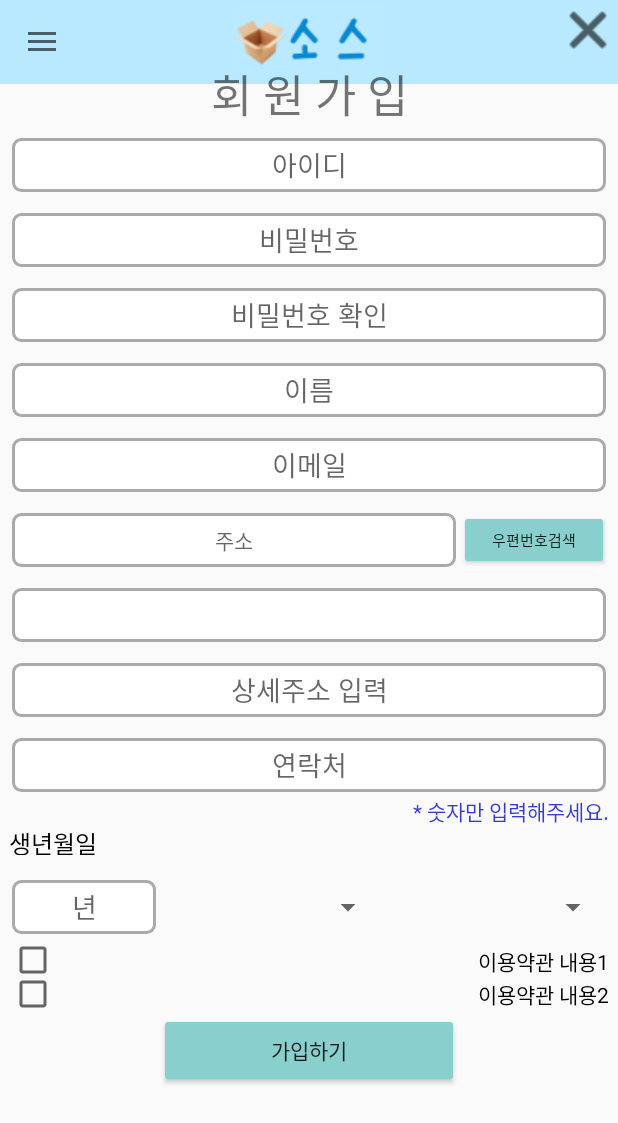
After one commit to Dongil-Chang/bTeam, an Android app: the fragment Frag_Login placed in its activity, on a phone screen of 412 x 824 dp. The commit adds this screen. Shown: the top 1123 px of the screen. Run offline under Robolectric (Android 15) with nearby library versions, the phone set to English and light mode, and no system bars.

Commit message:
메인 액티비티 수정하였습니다.

```diff
--- /dev/null
+++ b/app/src/main/java/com/example/myssproject02/Frag_Login.java
@@ -0,0 +1,20 @@
+package com.example.myssproject02;
+
+import android.os.Bundle;
+import android.view.LayoutInflater;
+import android.view.View;
+import android.view.ViewGroup;
+
+import androidx.annotation.NonNull;
+import androidx.annotation.Nullable;
+import androidx.fragment.app.Fragment;
+
+public class Frag_Login extends Fragment {
+    @Nullable
+    @Override
+    public View onCreateView(@NonNull LayoutInflater inflater, @Nullable ViewGroup container, @Nullable Bundle savedInstanceState) {
+
+        ViewGroup rootView =  (ViewGroup) inflater.inflate(R.layout.frag_login, container, false);
+        return rootView;
+    } // onCreateView
+} // class
--- a/app/src/main/java/com/example/myssproject02/MainActivity.java
+++ b/app/src/main/java/com/example/myssproject02/MainActivity.java
@@ -33,16 +33,16 @@ import java.time.Instant;
 
 public class MainActivity extends AppCompatActivity
         implements NavigationView.OnNavigationItemSelectedListener {
-
-
     Button btn_login , btn_sign;
+    Toolbar toolbar;
+    Frag_Login fragLogin;
 
     @Override
     protected void onCreate(Bundle savedInstanceState) {
         super.onCreate(savedInstanceState);
         setContentView(R.layout.activity_main);
 
-        Toolbar toolbar;
+
 
         toolbar = findViewById(R.id.toolbar);
         setSupportActionBar(toolbar);
--- /dev/null
+++ b/app/src/main/res/drawable/edt_border.xml
@@ -0,0 +1,21 @@
+<?xml version="1.0" encoding="utf-8"?>
+<layer-list xmlns:android="http://schemas.android.com/apk/res/android">
+    <item
+        android:start="2dp"
+        android:end="2dp"
+        android:top="2dp"
+        android:bottom="2dp">
+
+        <shape android:shape="rectangle">
+            <stroke android:width="2dp"
+                android:color="#AAAAAA"/>
+            <solid android:color="#ffffff"/>
+            <corners android:topLeftRadius="5dp"
+                android:topRightRadius="5dp"
+                android:bottomLeftRadius="5dp"
+                android:bottomRightRadius="5dp"/>
+        </shape>
+
+    </item>
+
+</layer-list>
--- a/app/src/main/res/layout/activity_main.xml
+++ b/app/src/main/res/layout/activity_main.xml
@@ -1,5 +1,4 @@
 <?xml version="1.0" encoding="utf-8"?>
-
 
 <androidx.drawerlayout.widget.DrawerLayout
     android:id="@+id/drawer_layout"
@@ -24,8 +23,8 @@
 
         </com.google.android.material.appbar.AppBarLayout>
 
-
-        <LinearLayout
+       <!-- 슬라이드 배너 부분?? (장?)
+       <LinearLayout
             android:layout_width="490dp"
             android:layout_height="match_parent"
             android:orientation="vertical"
@@ -37,13 +36,18 @@
                 android:layout_marginTop="60dp"
                 android:src="@drawable/image01" />
 
-        </LinearLayout>
+        </LinearLayout>-->
 
         <include
             layout="@layout/toolbar"
-            android:id="@+id/toolbar">
+            android:id="@+id/toolbar" />
 
-        </include>
+        <FrameLayout
+            android:layout_width="match_parent"
+            android:layout_height="match_parent"
+            android:id="@+id/container"
+            app:layout_behavior="com.google.android.material.appbar.AppBarLayout$ScrollingViewBehavior"/>
+
 
     </androidx.coordinatorlayout.widget.CoordinatorLayout>
 
--- /dev/null
+++ b/app/src/main/res/layout/frag_login.xml
@@ -0,0 +1,191 @@
+<?xml version="1.0" encoding="utf-8"?>
+<LinearLayout xmlns:android="http://schemas.android.com/apk/res/android"
+    xmlns:app="http://schemas.android.com/apk/res-auto"
+    xmlns:tools="http://schemas.android.com/tools"
+    android:layout_width="match_parent"
+    android:layout_height="match_parent"
+    android:orientation="vertical">
+
+    <Button
+        android:layout_width="40dp"
+        android:layout_height="40dp"
+        android:background="@android:drawable/ic_menu_close_clear_cancel"
+        app:backgroundTint="#000000"
+        android:layout_gravity="right"/>
+
+    <TextView
+        android:layout_width="400dp"
+        android:layout_height="40dp"
+        android:layout_gravity="center"
+        android:text="회 원 가 입"
+        android:gravity="center"
+        android:textSize="30dp" />
+
+    <EditText
+        android:layout_width="400dp"
+        android:layout_height="40dp"
+        android:background="@drawable/edt_border"
+        android:layout_gravity="center"
+        android:layout_marginTop="10dp"
+        android:hint="아이디"
+        android:gravity="center"/>
+
+    <EditText
+        android:layout_width="400dp"
+        android:layout_height="40dp"
+        android:background="@drawable/edt_border"
+        android:layout_gravity="center"
+        android:layout_marginTop="10dp"
+        android:hint="비밀번호"
+        android:gravity="center"/>
+
+    <EditText
+        android:layout_width="400dp"
+        android:layout_height="40dp"
+        android:background="@drawable/edt_border"
+        android:layout_gravity="center"
+        android:layout_marginTop="10dp"
+        android:hint="비밀번호 확인"
+        android:gravity="center"/>
+
+    <EditText
+        android:layout_width="400dp"
+        android:layout_height="40dp"
+        android:background="@drawable/edt_border"
+        android:layout_gravity="center"
+        android:layout_marginTop="10dp"
+        android:hint="이름"
+        android:gravity="center"/>
+
+    <EditText
+        android:layout_width="400dp"
+        android:layout_height="40dp"
+        android:background="@drawable/edt_border"
+        android:layout_gravity="center"
+        android:layout_marginTop="10dp"
+        android:hint="이메일"
+        android:gravity="center"/>
+
+    <LinearLayout
+        android:layout_width="400dp"
+        android:layout_height="40dp"
+        android:orientation="horizontal"
+        android:layout_gravity="center"
+        android:layout_marginTop="10dp">
+
+        <TextView
+            android:layout_width="300dp"
+            android:layout_height="40dp"
+            android:background="@drawable/edt_border"
+            android:layout_gravity="center"
+            android:hint="주소"
+            android:gravity="center"/>
+
+        <Button
+            android:layout_width="100dp"
+            android:layout_height="match_parent"
+            android:backgroundTint="#89CFCE"
+            android:text="우편번호검색"
+            android:textSize="10dp"/>
+    </LinearLayout>
+
+    <TextView
+        android:layout_width="400dp"
+        android:layout_height="40dp"
+        android:background="@drawable/edt_border"
+        android:layout_gravity="center"
+        android:layout_marginTop="10dp"
+        android:gravity="center"/>
+
+    <EditText
+        android:layout_width="400dp"
+        android:layout_height="40dp"
+        android:background="@drawable/edt_border"
+        android:layout_gravity="center"
+        android:layout_marginTop="10dp"
+        android:hint="상세주소 입력"
+        android:gravity="center"/>
+
+    <EditText
+        android:layout_width="400dp"
+        android:layout_height="40dp"
+        android:background="@drawable/edt_border"
+        android:layout_gravity="center"
+        android:layout_marginTop="10dp"
+        android:hint="연락처"
+        android:gravity="center"/>
+
+    <TextView
+        android:layout_width="400dp"
+        android:layout_height="20dp"
+        android:layout_gravity="center"
+        android:text="* 숫자만 입력해주세요."
+        android:gravity="right"
+        android:textColor="#383DC9"/>
+
+    <TextView
+        android:layout_width="400dp"
+        android:layout_height="20dp"
+        android:layout_gravity="center"
+        android:text="생년월일"
+        android:textColor="#000000"
+        android:textSize="16dp"/>
+
+    <LinearLayout
+        android:layout_width="400dp"
+        android:layout_height="50dp"
+        android:layout_gravity="center"
+        android:layout_marginTop="10dp">
+
+        <EditText
+            android:layout_width="100dp"
+            android:layout_height="40dp"
+            android:background="@drawable/edt_border"
+            android:layout_gravity="center"
+            android:hint="년"
+            android:layout_marginRight="10dp"
+            android:gravity="center"/>
+
+        <Spinner
+            android:id="@+id/spn1"
+            android:layout_width="140dp"
+            android:layout_height="40dp"
+            android:layout_marginRight="10dp"
+            android:layout_gravity="center" />
+
+        <Spinner
+            android:id="@+id/spn2"
+            android:layout_width="140dp"
+            android:layout_height="40dp"
+            android:layout_gravity="center" />
+    </LinearLayout>
+
+    <CheckBox
+        android:layout_width="400dp"
+        android:layout_height="20dp"
+        android:text="이용약관 내용1"
+        android:gravity="right|center"
+        android:layout_gravity="center"/>
+
+    <CheckBox
+        android:layout_width="400dp"
+        android:layout_height="25dp"
+        android:text="이용약관 내용2"
+        android:gravity="right|center"
+        android:layout_gravity="center"/>
+
+    <!--<CheckBox
+        android:layout_width="400dp"
+        android:layout_height="30dp"
+        android:text="이용약관 내용3"
+        android:gravity="right|center"
+        android:layout_gravity="center"/>-->
+
+    <Button
+        android:layout_width="200dp"
+        android:layout_height="50dp"
+        android:layout_gravity="center"
+        android:text="가입하기"
+        android:backgroundTint="#89CFCE"/>
+
+</LinearLayout>
--- a/app/src/main/res/layout/toolbar.xml
+++ b/app/src/main/res/layout/toolbar.xml
@@ -1,27 +1,17 @@
 <?xml version="1.0" encoding="utf-8"?>
-
-
-
-
 <androidx.appcompat.widget.Toolbar
     xmlns:android="http://schemas.android.com/apk/res/android"
+    android:id="@+id/toolbar"
     android:layout_width="match_parent"
-        android:layout_height="wrap_content"
-        android:background="#B8E9FF"
-        android:id="@+id/toolbar">
+    android:layout_height="?attr/actionBarSize"
 
-
-
+    android:background="#B8E9FF">
 
     <ImageButton
         android:layout_width="wrap_content"
         android:layout_height="wrap_content"
         android:layout_gravity="center_horizontal"
 
-            android:src="@drawable/toolbarlogo"
-            android:padding="0dp"/>
-
-
-
-
+        android:padding="0dp"
+        android:src="@drawable/toolbarlogo" />
 </androidx.appcompat.widget.Toolbar>
--- a/app/src/main/res/values/strings.xml
+++ b/app/src/main/res/values/strings.xml
@@ -1,5 +1,5 @@
 <resources>
-    <string name="app_name">MySsProject02</string>
+    <string name="app_name">소소한 스토리지</string>
     <string name="title_activity_navbar">Navbar</string>
     <string name="navigation_drawer_open">Open navigation drawer</string>
     <string name="navigation_drawer_close">Close navigation drawer</string>
```
Also changed, not shown: app/src/main/res/drawable/kakao_login.png (added), app/src/main/res/drawable/naver_login.png (added). Lines whose indentation alone changed are shown as unchanged.
